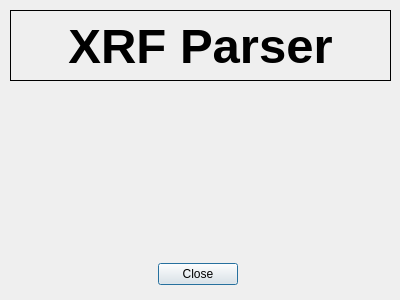
Qt form xrfp/__ui__/about.ui (dylarm/xrf_parser) before a commit.
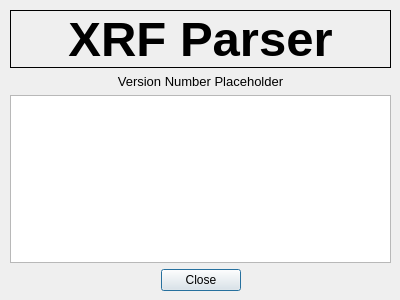
The same form after that commit.

Commit message: Programmatically write to About dialog

What changed in the file:
```diff
--- a/xrfp/__ui__/about.ui
+++ b/xrfp/__ui__/about.ui
@@ -13,15 +13,25 @@
   <property name="windowTitle">
    <string>About</string>
   </property>
-  <widget class="QLabel" name="label">
+  <widget class="QWidget" name="gridLayoutWidget">
    <property name="geometry">
     <rect>
      <x>10</x>
      <y>10</y>
      <width>381</width>
-     <height>71</height>
+     <height>281</height>
     </rect>
    </property>
+   <layout class="QGridLayout" name="gridLayout">
+    <item row="2" column="0">
+     <widget class="QTextEdit" name="txtAbout">
+      <property name="readOnly">
+       <bool>true</bool>
+      </property>
+     </widget>
+    </item>
+    <item row="0" column="0">
+     <widget class="QLabel" name="label">
    <property name="font">
     <font>
      <pointsize>37</pointsize>
@@ -40,21 +50,33 @@
     <set>Qt::AlignCenter</set>
    </property>
   </widget>
+    </item>
+    <item row="3" column="0">
   <widget class="QDialogButtonBox" name="buttonBox">
-   <property name="geometry">
-    <rect>
-     <x>12</x>
-     <y>260</y>
-     <width>371</width>
-     <height>28</height>
-    </rect>
-   </property>
    <property name="standardButtons">
     <set>QDialogButtonBox::Close</set>
    </property>
    <property name="centerButtons">
     <bool>true</bool>
    </property>
+     </widget>
+    </item>
+    <item row="1" column="0">
+     <widget class="QLabel" name="lblVersion">
+      <property name="font">
+       <font>
+        <pointsize>10</pointsize>
+       </font>
+      </property>
+      <property name="text">
+       <string>Version Number Placeholder</string>
+      </property>
+      <property name="alignment">
+       <set>Qt::AlignCenter</set>
+      </property>
+     </widget>
+    </item>
+   </layout>
   </widget>
  </widget>
  <resources/>
```
Lines whose indentation alone changed are shown as unchanged. The commit also changes 2 other files.
